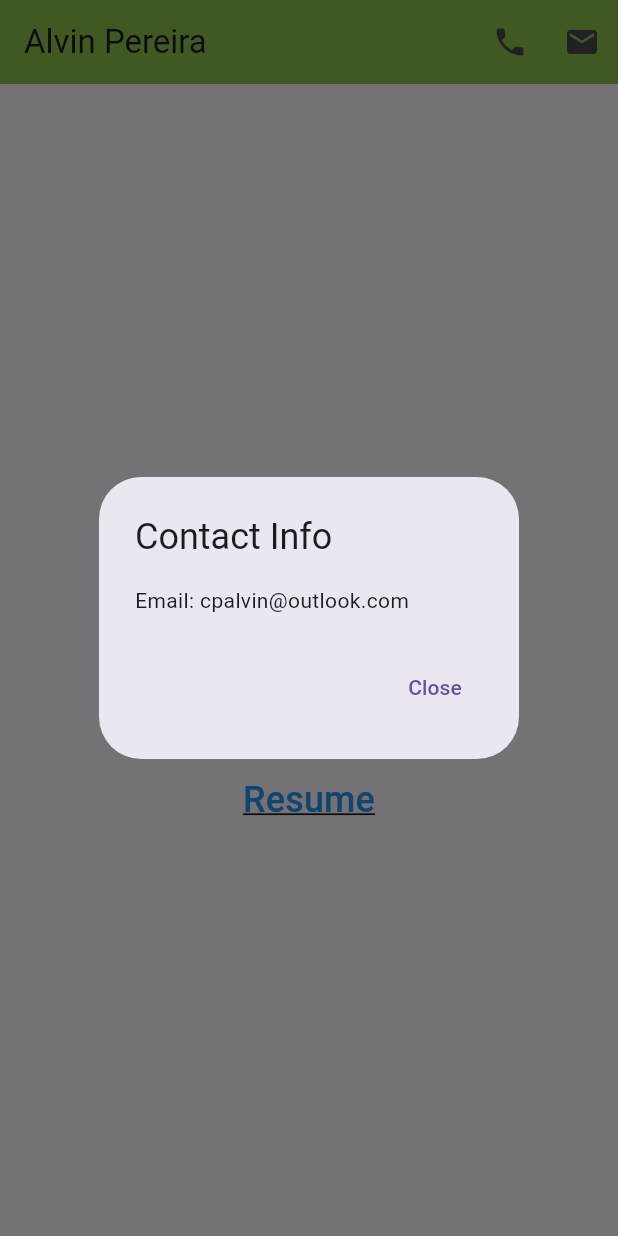
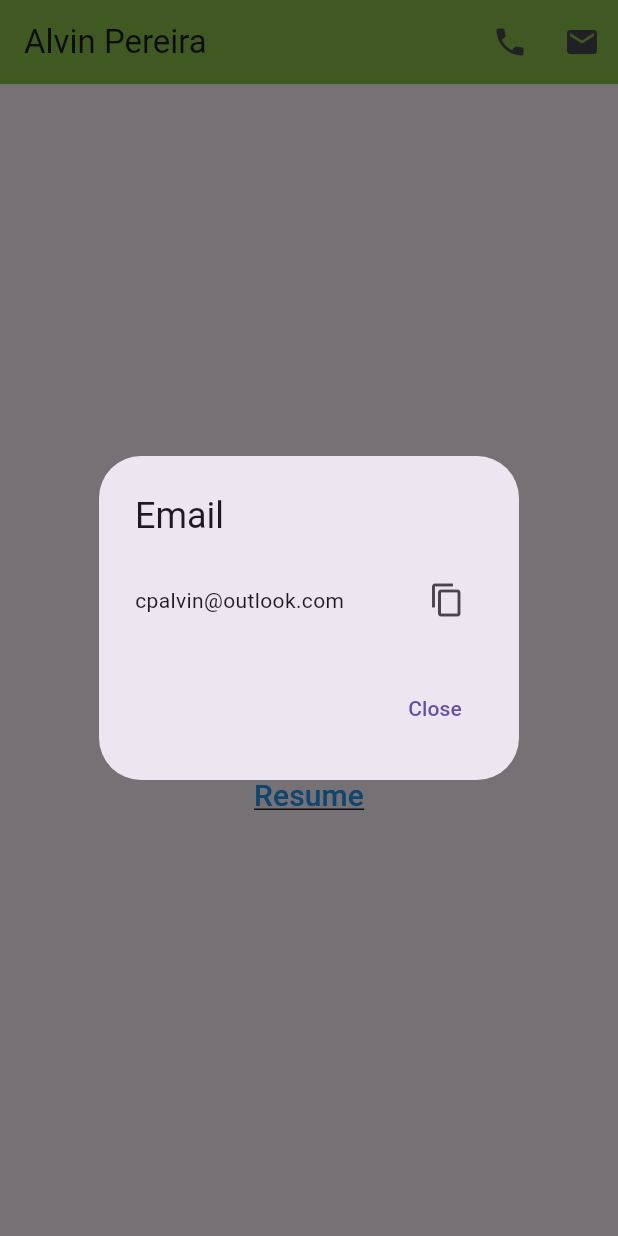
Before and after one commit to CarPA8974/CarPA8974, a Flutter app: the screen it shows after launch, after a tap on the "email" icon, on a phone screen of 412 x 824 dp. Run offline on Flutter 3.47's test engine with Material 3 defaults, Android fonts, the light colour scheme and no system bars.

Commit message:
add asset manifests, update service worker version, and refactor contact dialog handling

```diff
--- a/lib/main.dart
+++ b/lib/main.dart
@@ -1,5 +1,6 @@
 import 'package:flutter/material.dart';
 import 'package:url_launcher/url_launcher.dart';
+import 'package:flutter/services.dart'; // Required for Clipboard
 
 void main() {
   runApp(MyApp());
@@ -11,7 +12,7 @@ class MyApp extends StatelessWidget {
   @override
   Widget build(BuildContext context) {
     return MaterialApp(
-      debugShowCheckedModeBanner: false, // Remove the debug banner
+      debugShowCheckedModeBanner: false,
       home: MyHomePage(),
     );
   }
@@ -20,22 +21,32 @@ class MyApp extends StatelessWidget {
 class MyHomePage extends StatelessWidget {
   const MyHomePage({super.key});
 
-  @override
-  Widget build(BuildContext context) {
-    return Scaffold(
-      appBar: AppBar(
-        title: Text('Alvin Pereira'),
-        backgroundColor: Colors.lightGreen, // Mild green color
-        actions: [
-          IconButton(
-            icon: Icon(Icons.phone),
-            onPressed: () {
+  void _showContactDialog(BuildContext context, String title, String content) {
     showDialog(
       context: context,
       builder: (BuildContext context) {
         return AlertDialog(
-                    title: Text('Contact Info'),
-                    content: Text('Phone: +55 (47) 99192-8980'),
+          title: Text(title),
+          content: Row(
+            mainAxisAlignment: MainAxisAlignment.spaceBetween,
+            children: [
+              Expanded(
+                child: Text(
+                  content,
+                  overflow: TextOverflow.ellipsis,
+                ),
+              ),
+              IconButton(
+                icon: Icon(Icons.copy),
+                onPressed: () {
+                  Clipboard.setData(ClipboardData(text: content));
+                  ScaffoldMessenger.of(context).showSnackBar(
+                    SnackBar(content: Text('$title copied to clipboard!')),
+                  );
+                },
+              ),
+            ],
+          ),
           actions: [
             TextButton(
               child: Text('Close'),
@@ -47,29 +58,30 @@ class MyHomePage extends StatelessWidget {
         );
       },
     );
-            },
+  }
+
+  @override
+  Widget build(BuildContext context) {
+    return Scaffold(
+      appBar: AppBar(
+        title: Text('Alvin Pereira'),
+        backgroundColor: Colors.lightGreen,
+        actions: [
+          IconButton(
+            icon: Icon(Icons.phone),
+            onPressed: () => _showContactDialog(
+              context,
+              'Phone',
+              '+55 (47) 99192-8980',
+            ),
           ),
           IconButton(
             icon: Icon(Icons.email),
-            onPressed: () {
-              showDialog(
-                context: context,
-                builder: (BuildContext context) {
-                  return AlertDialog(
-                    title: Text('Contact Info'),
-                    content: Text('Email: cpalvin@outlook.com'),
-                    actions: [
-                      TextButton(
-                        child: Text('Close'),
-                        onPressed: () {
-                          Navigator.of(context).pop();
-                        },
+            onPressed: () => _showContactDialog(
+              context,
+              'Email',
+              'cpalvin@outlook.com',
             ),
-                    ],
-                  );
-                },
-              );
-            },
           ),
         ],
       ),
@@ -85,19 +97,16 @@ class MyHomePage extends StatelessWidget {
             SocialMediaLink(
               text: 'LinkedIn',
               url: 'https://www.linkedin.com/in/alvincpereira/',
-              fontSize: 24.0,
             ),
             const SizedBox(height: 10),
             SocialMediaLink(
               text: 'GitHub',
               url: 'https://github.com/CarPA8974',
-              fontSize: 24.0,
             ),
             const SizedBox(height: 10),
             SocialMediaLink(
               text: 'Resume',
               url: 'https://docs.google.com/document/d/1E9yayN8gYHIZok5vPVkj0P_OfBeDbUXyRflhYRICZzE/edit?usp=sharing',
-              fontSize: 24.0,
             ),
           ],
         ),
@@ -118,19 +127,21 @@ class SocialMediaLink extends StatelessWidget {
     this.fontSize = 20.0,
   });
 
-  @override
-  Widget build(BuildContext context) {
-    return TextButton(
-      onPressed: () async {
+  Future<void> _launchUrl(String url, BuildContext context) async {
     final Uri uri = Uri.parse(url);
     if (await canLaunchUrl(uri)) {
-          await launchUrl(uri);
+      await launchUrl(uri, mode: LaunchMode.externalApplication);
     } else {
       ScaffoldMessenger.of(context).showSnackBar(
         SnackBar(content: Text('Could not launch $url')),
       );
     }
-      },
+  }
+
+  @override
+  Widget build(BuildContext context) {
+    return TextButton(
+      onPressed: () => _launchUrl(url, context),
       child: Text(
         text,
         style: TextStyle(
```
Also changed, not shown: 15 other files. Lines whose indentation alone changed are shown as unchanged.
